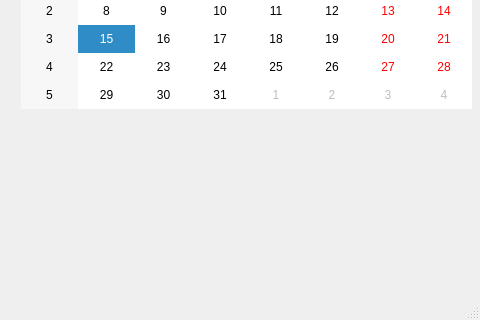
Old version of the form mainwindow.ui in the repository karadzic1101/Usluzni_program_zdr_usluga; both pictures show x 409 to 889 and y 129 to 449 of the 889 by 449 pixel window.
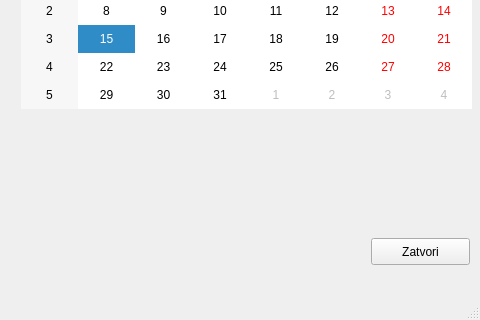
New version of the form.

The edit to the form file:
```diff
--- a/mainwindow.ui
+++ b/mainwindow.ui
@@ -138,6 +138,19 @@
      <string>Promena</string>
     </property>
    </widget>
+   <widget class="QPushButton" name="btn_close">
+    <property name="geometry">
+     <rect>
+      <x>780</x>
+      <y>350</y>
+      <width>99</width>
+      <height>27</height>
+     </rect>
+    </property>
+    <property name="text">
+     <string>Zatvori</string>
+    </property>
+   </widget>
   </widget>
   <widget class="QMenuBar" name="menuBar">
    <property name="geometry">
```
